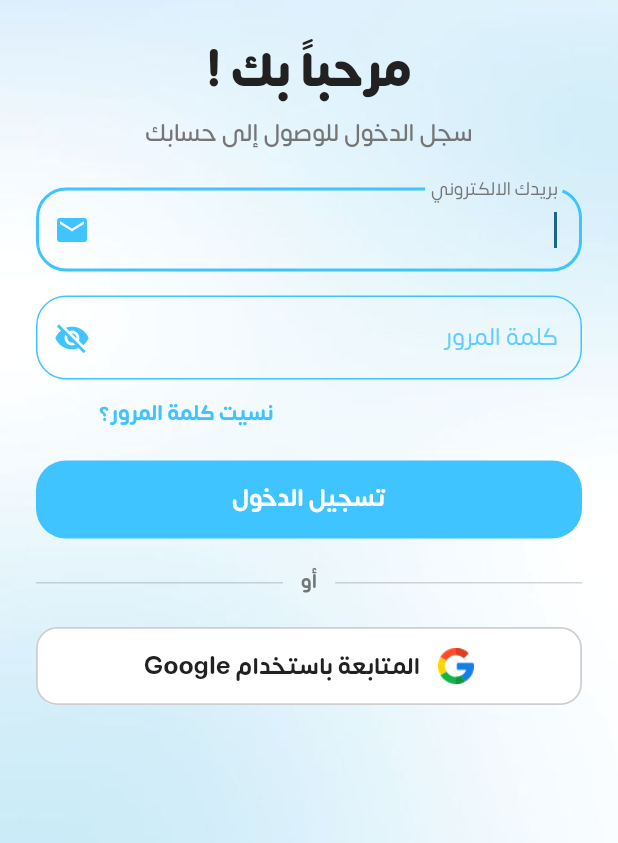
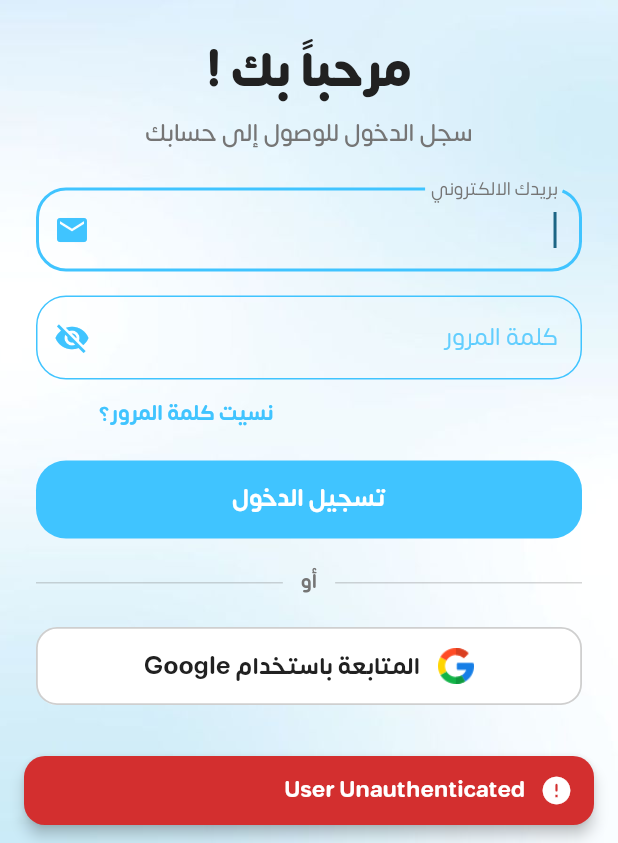
Before and after one commit to Abdullah-Bashaaib/albra3m4, a Flutter app: the first screen one second after launch, on a phone screen of 412 x 824 dp, the part 393-1236 px from its top. Run offline on Flutter 3.47's test engine with Material 3 defaults, Android fonts, the phone set to English and light mode, and no system bars; our stand-ins replace bloc, cloud_firestore, dartz, equatable, firebase_auth, firebase_core and 8 more; missing offline and left inert: mobile_scanner; accounts and stored records are empty.

Commit message:
ميزة: التحويل بواسطة الـ Role - اضافة الـ user entity الى الحالة login success حتى يتم التحويل بواسطة الـ role داخل الـ user entity

```diff
--- a/lib/core/routing/app_router.dart
+++ b/lib/core/routing/app_router.dart
@@ -7,10 +7,13 @@ import '../../feature/auth/presentation/screens/complete_google_profile_screen.d
 import '../../feature/auth/presentation/screens/login_screen.dart';
 import 'app_routes.dart';
 
-/// إعداد go_router للتطبيق — حالياً 3 مسارات فقط (Phase 1):
-/// تسجيل الدخول، إكمال الملف الشخصي بعد Google، والشاشة الرئيسية المؤقتة.
-/// أضف باقي المسارات (register, otp-verification, dashboards حسب الدور...)
-/// هنا لاحقاً بنفس النمط.
+/// إعداد go_router للتطبيق.
+///
+/// مسارات الـ Dashboards الأربعة (admin/manager/teacher/parent) مضافة
+/// هنا بالفعل ومربوطة بـ UserRole عبر role_route_mapper.dart، لكنها
+/// تُبنى حالياً بـ HomeScreen المؤقتة كـ placeholder — استبدل كل
+/// builder بشاشة الـ Dashboard الفعلية بمجرد بنائها، بدون أي حاجة
+/// لتعديل منطق التوجيه في auth_gate_screen.dart / login_screen.dart.
 class AppRouter {
   const AppRouter._();
 
@@ -31,8 +34,7 @@ class AppRouter {
         path: AppRoutes.completeGoogleProfile,
         name: AppRoutes.completeGoogleProfile,
         builder: (context, state) {
-          // يُمرَّر المستخدم عبر `extra` من login_screen.dart بعد
-          // LoginGoogleProfileIncomplete — راجع login_cubit.dart / login_state.dart.
+          // يُمرَّر المستخدم عبر `extra` — راجع login_cubit.dart / login_state.dart.
           final user = state.extra as UserEntity;
           return CompleteGoogleProfileScreen(user: user);
         },
@@ -42,6 +44,30 @@ class AppRouter {
         name: AppRoutes.home,
         builder: (context, state) => const HomeScreen(),
       ),
+
+      // ── Role-based dashboards (UC-003) ──────────────────────────
+      // TODO: استبدل HomeScreen() بشاشة الـ Dashboard الفعلية لكل دور
+      // بمجرد بنائها. الـ path والتوجيه جاهزين ومربوطين بالفعل.
+      GoRoute(
+        path: AppRoutes.adminDashboard,
+        name: AppRoutes.adminDashboard,
+        builder: (context, state) => const HomeScreen(),
+      ),
+      GoRoute(
+        path: AppRoutes.managerDashboard,
+        name: AppRoutes.managerDashboard,
+        builder: (context, state) => const HomeScreen(),
+      ),
+      GoRoute(
+        path: AppRoutes.teacherDashboard,
+        name: AppRoutes.teacherDashboard,
+        builder: (context, state) => const HomeScreen(),
+      ),
+      GoRoute(
+        path: AppRoutes.parentDashboard,
+        name: AppRoutes.parentDashboard,
+        builder: (context, state) => const HomeScreen(),
+      ),
     ],
   );
 }
--- a/lib/core/routing/app_routes.dart
+++ b/lib/core/routing/app_routes.dart
@@ -2,8 +2,15 @@
 /// عند استخدام context.go() / context.push() في أي مكان بالتطبيق.
 abstract class AppRoutes {
   const AppRoutes._();
-static const String authCheck='/auth-check';
+
+  static const String authCheck = '/auth-check';
   static const String login = '/login';
   static const String completeGoogleProfile = '/complete-google-profile';
   static const String home = '/home';
+
+  // Role-based dashboards (UC-003 — التوجيه حسب الدور بعد تسجيل الدخول)
+  static const String adminDashboard = '/admin/dashboard';
+  static const String managerDashboard = '/manager/dashboard';
+  static const String teacherDashboard = '/teacher/dashboard';
+  static const String parentDashboard = '/parent/dashboard';
 }
--- a/lib/feature/auth/presentation/manger/login_cubit.dart
+++ b/lib/feature/auth/presentation/manger/login_cubit.dart
@@ -64,7 +64,7 @@ class LoginCubit extends Cubit<LoginState> {
       },
       (userLogged) {
         user = userLogged;
-        emit(LoginSuccess());
+        emit(LoginSuccess(user!));
       },
     );
   }
@@ -83,7 +83,7 @@ class LoginCubit extends Cubit<LoginState> {
       if (data.isNewUser) {
         emit(LoginGoogleProfileIncomplete(data.user));
       } else {
-        emit(LoginSuccess());
+        emit(LoginSuccess(user!));
       }
     });
   }
@@ -105,7 +105,7 @@ class LoginCubit extends Cubit<LoginState> {
     );
     result.fold((failure) => emit(LoginFailure(failure.message)), (userLogged) {
       user = userLogged;
-      emit(LoginSuccess());
+      emit(LoginSuccess(user!));
     });
   }
 
@@ -130,7 +130,7 @@ class LoginCubit extends Cubit<LoginState> {
       },
       (userLogged) {
         user = userLogged;
-        emit(LoginSuccess());
+        emit(LoginSuccess(user!));
       },
     );
   }
--- a/lib/feature/auth/presentation/manger/login_state.dart
+++ b/lib/feature/auth/presentation/manger/login_state.dart
@@ -51,8 +51,11 @@ final class LoginLoading extends LoginState {
 }
 
 final class LoginSuccess extends LoginState {
+  final UserEntity user;
+
+  const LoginSuccess(this.user);
   @override
-  List<Object> get props => [];
+  List<Object> get props => [user];
 }
 
 /// تُطلق بعد أول تسجيل دخول عبر Google (حساب جديد لم يُكمل بياناته بعد).
--- a/lib/feature/auth/presentation/screens/auth_gate_screen.dart
+++ b/lib/feature/auth/presentation/screens/auth_gate_screen.dart
@@ -1,48 +1,30 @@
 import 'package:albra3m4/core/utils/widgets/app_background.dart';
-import 'package:albra3m4/feature/attendance/presentation/pages/teacher_scanning_q_r.dart';
+import 'package:albra3m4/core/utils/widgets/custom_snack_bar.dart';
 import 'package:albra3m4/feature/auth/presentation/manger/login_cubit.dart';
-import 'package:albra3m4/feature/auth/presentation/screens/complete_google_profile_screen.dart';
-import 'package:albra3m4/feature/auth/presentation/screens/home_screen_temp.dart';
-import 'package:albra3m4/feature/auth/presentation/screens/login_screen.dart';
 import 'package:flutter/material.dart';
 import 'package:flutter_bloc/flutter_bloc.dart';
+import 'package:go_router/go_router.dart';
 
+import '../../../../core/routing/app_routes.dart';
+import '../../../../core/routing/role_route_mapper.dart';
+
+/// نقطة الدخول الوحيدة عند تشغيل التطبيق.
+///
+/// مسؤوليتها الوحيدة والحصرية: التحقق من حالة الجلسة المحفوظة،
+/// ثم توجيه المستخدم عبر go_router للمسار الصحيح — الـ Dashboard
+/// المناسب لدوره (عبر role_route_mapper.dart) أو شاشة الدخول.
+///
+/// ⚠️ لا تبني أي شاشة أخرى مباشرة. كل تنقّل يتم فقط عبر context.go().
 class AuthGateScreen extends StatelessWidget {
   const AuthGateScreen({super.key});
 
   @override
   Widget build(BuildContext context) {
-    return BlocBuilder<LoginCubit, LoginState>(
-      builder: (context, state) {
-        if (state is AuthCheckingSession || state is AuthInitial) {
-          return const Scaffold(
-            body: Center(
-              child: Column(
-                crossAxisAlignment: CrossAxisAlignment.center,
-                mainAxisAlignment: MainAxisAlignment.center,
-                children: [
-                  CircularProgressIndicator(),
-                  SizedBox(height: 16),
-                  Text('جارٍ التحقق من حالة تسجيل الدخول...'),
-                ],
-              ),
-            ),
-          );
-        }
-
-        if (state is AuthAuthenticated || state is LoginSuccess) {
-          return const TeacherScanningQR();
-        }
-        if (state is LoginGoogleProfileIncomplete) {
-          return CompleteGoogleProfileScreen(user: state.user);
-        }
-        if (state is AuthUnauthenticated || state is LoginFailure) {
-          return const LoginScreen();
-        }
-
-        return const Scaffold(
-          body: Center(
-            child: AppBackground(
+    return BlocListener<LoginCubit, LoginState>(
+      listener: _handleNavigation,
+      child: const Scaffold(
+        body: AppBackground(
+          child: Center(
             child: Column(
               crossAxisAlignment: CrossAxisAlignment.center,
               mainAxisAlignment: MainAxisAlignment.center,
@@ -54,8 +36,38 @@ class AuthGateScreen extends StatelessWidget {
             ),
           ),
         ),
-        );
-      },
+      ),
     );
   }
+
+  void _handleNavigation(BuildContext context, LoginState state) {
+    // لسه بيتحقق من الجلسة المحفوظة — يبقى المستخدم على شاشة التحميل
+    if (state is AuthCheckingSession || state is AuthInitial) {
+      return;
     }
+
+    if (state is AuthAuthenticated) {
+      context.go(state.user.role.dashboardRoute);
+      return;
+    }
+
+    if (state is LoginSuccess) {
+      context.go(state.user.role.dashboardRoute);
+      return;
+    }
+
+    if (state is LoginGoogleProfileIncomplete) {
+      // ملاحظة: هنا go() مقصودة (مش push()) — عكس اللي بيحصل في
+      // LoginScreen، لأن دي أول شاشة تظهر عند فتح التطبيق، فمفيش
+      // شاشة "دخول" قبلها في الـ stack يرجع لها المستخدم بزر الرجوع.
+      context.go(AppRoutes.completeGoogleProfile, extra: state.user);
+      return;
+    }
+
+    if (state is AuthUnauthenticated) {
+      CustomSnackBar.showError(context, 'User Unauthenticated');
+    }
+    // AuthUnauthenticated / LoginFailure / أي حالة غير متوقعة أخرى
+    context.go(AppRoutes.login);
+  }
+}
--- a/lib/feature/auth/presentation/screens/complete_google_profile_screen.dart
+++ b/lib/feature/auth/presentation/screens/complete_google_profile_screen.dart
@@ -8,7 +8,7 @@ import 'package:go_router/go_router.dart';
 
 import '../../../../core/constants/app_colors.dart';
 import '../../../../core/constants/app_font.dart';
-import '../../../../core/routing/app_routes.dart';
+import '../../../../core/routing/role_route_mapper.dart';
 import '../../../../core/utils/validators/auth_validators.dart';
 import '../../../../core/utils/widgets/custom_button.dart';
 import '../../../../core/utils/widgets/custom_text_form_field.dart';
@@ -83,8 +83,8 @@ class _CompleteGoogleProfileScreenState
             );
           }
           if (state is LoginSuccess) {
-           CustomSnackBar.showSuccess(context, 'تم تسجيل الدخول بنجاح');
-            context.go(AppRoutes.home);
+            CustomSnackBar.showSuccess(context, 'تم تسجيل الدخول بنجاح');
+            context.go(state.user.role.dashboardRoute);
           }
 
           if (state is LoginFailure) {
--- a/lib/feature/auth/presentation/screens/login_screen.dart
+++ b/lib/feature/auth/presentation/screens/login_screen.dart
@@ -10,6 +10,7 @@ import 'package:go_router/go_router.dart';
 
 import '../../../../core/constants/app_font.dart';
 import '../../../../core/routing/app_routes.dart';
+import '../../../../core/routing/role_route_mapper.dart';
 import '../../../../core/utils/widgets/app_background.dart';
 import '../manger/login_cubit.dart';
 
@@ -51,7 +52,7 @@ class _LoginScreenState extends State<LoginScreen> {
         listener: (context, state) {
           if (state is LoginSuccess) {
             CustomSnackBar.showSuccess(context, 'تم تسجيل الدخول بنجاح!');
-            context.go(AppRoutes.home);
+            context.go(state.user.role.dashboardRoute);
           }
 
           if (state is LoginGoogleProfileIncomplete) {
```
Also changed, not shown: lib/feature/auth/Data/datasource/remote/auth_remote_data_source_impl.dart (+46 -14 lines), lib/feature/auth/presentation/screens/home_screen_temp.dart (+28 -13 lines). Lines whose indentation alone changed are shown as unchanged.
